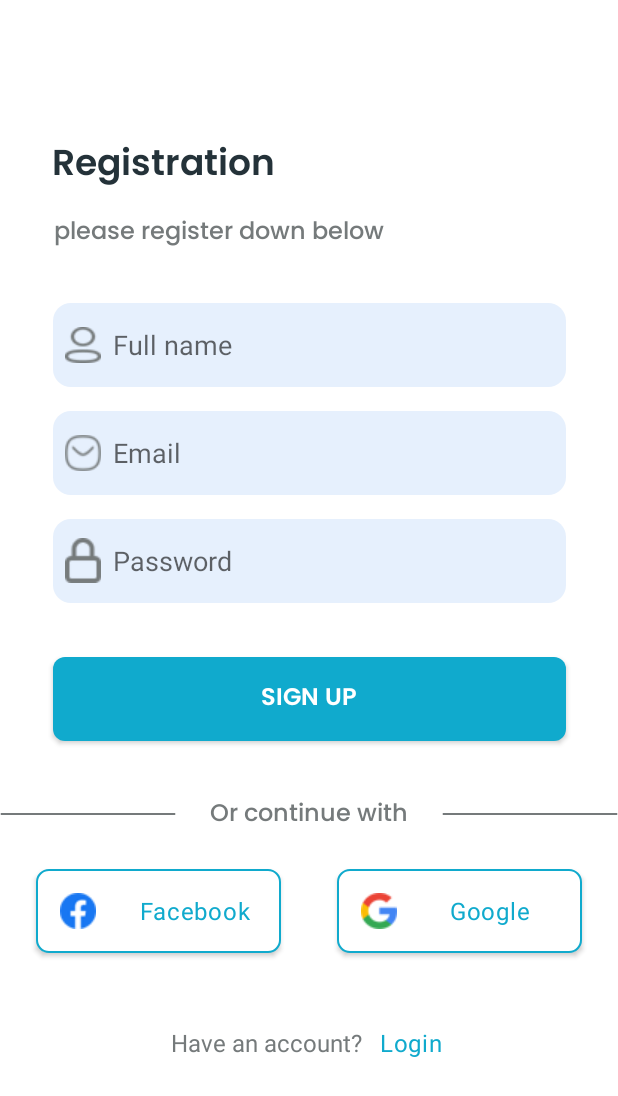
After one commit to Masa97z/analysis, an Android app: the RegisterActivity screen opened directly, with no data from a screen before it, on a phone screen of 412 x 824 dp. The commit adds this screen. Shown: the top 1096 px of the screen. Run offline under Robolectric (Android 15) with nearby library versions, the phone set to English and light mode, and no system bars.

Commit message:
handle Forget password page and handle intent to goto between page

```diff
--- a/app/src/main/AndroidManifest.xml
+++ b/app/src/main/AndroidManifest.xml
@@ -20,6 +20,7 @@
                 <category android:name="android.intent.category.LAUNCHER" />
             </intent-filter>
         </activity>
+        <activity android:name=".RegisterActivity"/>
         <meta-data
             android:name="preloaded_fonts"
             android:resource="@array/preloaded_fonts" />
--- /dev/null
+++ b/app/src/main/java/com/masa_97/analysis/RegisterActivity.kt
@@ -0,0 +1,22 @@
+package com.masa_97.analysis
+
+import android.content.Intent
+import android.os.Bundle
+import android.widget.TextView
+import androidx.appcompat.app.AppCompatActivity
+
+class RegisterActivity:AppCompatActivity() {
+    override fun onCreate(savedInstanceState: Bundle?) {
+        super.onCreate(savedInstanceState)
+        setContentView(R.layout.activity_register)
+        backToLogin()
+    }
+
+    private fun backToLogin() {
+        var back = findViewById<TextView>(R.id.back_to_login)
+        back.setOnClickListener {
+            val intent = Intent(this , MainActivity::class.java)
+            startActivity(intent)
+        }
+    }
+}
--- /dev/null
+++ b/app/src/main/res/drawable/backvector.xml
@@ -0,0 +1,5 @@
+<vector android:height="24dp" android:tint="#000000"
+    android:viewportHeight="24" android:viewportWidth="24"
+    android:width="24dp" xmlns:android="http://schemas.android.com/apk/res/android">
+    <path android:fillColor="@android:color/white" android:pathData="M21,11H6.83l3.58,-3.59L9,6l-6,6 6,6 1.41,-1.41L6.83,13H21z"/>
+</vector>
--- /dev/null
+++ b/app/src/main/res/drawable/line.xml
@@ -0,0 +1,18 @@
+<vector
+    xmlns:android="http://schemas.android.com/apk/res/android"
+    xmlns:aapt="http://schemas.android.com/aapt"
+    android:width="118dp"
+    android:height="1dp"
+    android:viewportWidth="118"
+    android:viewportHeight="1">
+    <group>
+        <clip-path
+            android:pathData="M0.5 0.5H117.5H0.5Z" />
+    </group>
+    <path
+        android:pathData="M0.5 0.5H117.5H0.5Z"
+        android:strokeWidth="1"
+        android:strokeColor="#757A7B"
+        />
+
+</vector>
--- a/app/src/main/res/drawable/text_login_p.xml
+++ b/app/src/main/res/drawable/text_login_p.xml
@@ -2,6 +2,6 @@
 <shape xmlns:android="http://schemas.android.com/apk/res/android"
     android:shape="rectangle">
     <solid android:color="@color/text_box_color"/>
-    <corners android:radius="8dp"/>
+    <corners android:radius="12dp"/>
 
 </shape>
--- /dev/null
+++ b/app/src/main/res/layout/activity_register.xml
@@ -0,0 +1,218 @@
+<?xml version="1.0" encoding="utf-8"?>
+<androidx.constraintlayout.widget.ConstraintLayout xmlns:android="http://schemas.android.com/apk/res/android"
+    xmlns:app="http://schemas.android.com/apk/res-auto"
+    xmlns:tools="http://schemas.android.com/tools"
+    android:layout_width="match_parent"
+    android:layout_height="match_parent">
+
+    <TextView
+        android:id="@+id/reg"
+        android:layout_width="155dp"
+        android:layout_height="36dp"
+        android:layout_marginStart="24dp"
+        android:layout_marginTop="90dp"
+        android:layout_marginEnd="211dp"
+        android:fontFamily="@font/poppins_semibold"
+        android:gravity="top"
+        android:text="@string/registration"
+        android:textAppearance="@style/reg"
+        app:layout_constraintEnd_toEndOf="parent"
+        app:layout_constraintStart_toStartOf="parent"
+        app:layout_constraintTop_toTopOf="parent" />
+
+    <TextView
+        android:id="@+id/welcome_bac"
+        android:layout_width="wrap_content"
+        android:layout_height="24dp"
+        android:layout_alignParentLeft="true"
+        android:layout_alignParentTop="true"
+        android:layout_marginStart="24dp"
+        android:layout_marginTop="16dp"
+        android:layout_marginEnd="144dp"
+        android:fontFamily="@font/poppins_medium"
+        android:gravity="top"
+        android:text="@string/please_register_down_below"
+        android:textAppearance="@style/welcome_bac"
+        app:layout_constraintEnd_toEndOf="parent"
+        app:layout_constraintStart_toStartOf="parent"
+        app:layout_constraintTop_toBottomOf="@+id/reg" />
+
+    <EditText
+        android:id="@+id/rectangle_6"
+        android:layout_width="342dp"
+        android:layout_height="56dp"
+        android:layout_alignParentTop="true"
+        android:layout_marginStart="24dp"
+        android:layout_marginTop="36dp"
+        android:layout_marginEnd="24dp"
+        android:background="@drawable/text_login_p"
+        android:drawableStart="@drawable/name"
+        android:drawablePadding="8dp"
+        android:hint="@string/full_name"
+        android:inputType="textEmailAddress"
+        android:paddingStart="8dp"
+        android:paddingEnd="8dp"
+        app:layout_constraintEnd_toEndOf="parent"
+        app:layout_constraintStart_toStartOf="parent"
+        app:layout_constraintTop_toBottomOf="@+id/welcome_bac" />
+
+    <EditText
+        android:id="@+id/rectanglerf"
+        android:layout_width="342dp"
+        android:layout_height="56dp"
+        android:layout_alignParentTop="true"
+        android:layout_marginStart="24dp"
+        android:layout_marginTop="16dp"
+        android:layout_marginEnd="24dp"
+        android:background="@drawable/text_login_p"
+        android:drawableStart="@drawable/email"
+        android:drawablePadding="8dp"
+        android:hint="@string/email"
+        android:inputType="textEmailAddress"
+        android:paddingStart="8dp"
+        android:paddingEnd="8dp"
+        app:layout_constraintEnd_toEndOf="parent"
+        app:layout_constraintHorizontal_bias="0.523"
+        app:layout_constraintStart_toStartOf="parent"
+        app:layout_constraintTop_toBottomOf="@+id/rectangle_6" />
+
+    <EditText
+        android:id="@+id/passordLogin"
+        android:layout_width="342dp"
+        android:layout_height="56dp"
+        android:layout_alignParentTop="true"
+        android:layout_marginStart="24dp"
+        android:layout_marginTop="16dp"
+        android:layout_marginEnd="24dp"
+        android:background="@drawable/text_login_p"
+        android:drawableStart="@drawable/password"
+        android:drawablePadding="8dp"
+        android:hint="@string/Password"
+        android:inputType="textPassword"
+        android:paddingStart="8dp"
+        app:layout_constraintEnd_toEndOf="parent"
+        app:layout_constraintHorizontal_bias="0.523"
+        app:layout_constraintStart_toStartOf="parent"
+        app:layout_constraintTop_toBottomOf="@+id/rectanglerf" />
+
+    <androidx.appcompat.widget.AppCompatButton
+        android:id="@+id/rectangle_7"
+        android:layout_width="342dp"
+        android:layout_height="56dp"
+        android:layout_alignParentTop="true"
+        android:layout_marginStart="24dp"
+        android:layout_marginTop="36dp"
+        android:layout_marginEnd="24dp"
+        android:background="@drawable/buttons"
+        android:fontFamily="@font/poppins_semibold"
+        android:text="@string/sign_up"
+        android:textColor="@color/white"
+        android:textSize="16sp"
+        app:layout_constraintEnd_toEndOf="parent"
+        app:layout_constraintHorizontal_bias="0.523"
+        app:layout_constraintStart_toStartOf="parent"
+        app:layout_constraintTop_toBottomOf="@+id/passordLogin" />
+
+    <View
+        android:id="@+id/line_1"
+        android:layout_width="117dp"
+        android:layout_height="1dp"
+        android:layout_marginTop="48dp"
+        android:background="@drawable/line"
+        app:layout_constraintStart_toStartOf="parent"
+        app:layout_constraintTop_toBottomOf="@+id/rectangle_7"
+        tools:ignore="MissingConstraints" />
+
+    <View
+        android:id="@+id/line_2"
+        android:layout_width="117dp"
+        android:layout_height="1dp"
+        android:layout_marginTop="48dp"
+        android:background="@drawable/line"
+        app:layout_constraintEnd_toEndOf="parent"
+        app:layout_constraintTop_toBottomOf="@+id/rectangle_7"
+        tools:ignore="MissingConstraints" />
+
+    <TextView
+        android:id="@+id/wwq"
+        android:layout_width="wrap_content"
+        android:layout_height="24dp"
+        android:layout_alignParentLeft="true"
+        android:layout_alignParentTop="true"
+        android:layout_marginStart="125dp"
+        android:layout_marginTop="36dp"
+        android:layout_marginEnd="125dp"
+        android:fontFamily="@font/poppins_medium"
+        android:gravity="center"
+        android:text="Or continue with"
+        android:textAppearance="@style/welcome_bac"
+        app:layout_constraintEnd_toEndOf="parent"
+        app:layout_constraintStart_toStartOf="parent"
+        app:layout_constraintTop_toBottomOf="@+id/rectangle_7" />
+
+    <androidx.appcompat.widget.AppCompatButton
+        android:id="@+id/rectangle_8"
+        android:layout_width="163dp"
+        android:layout_height="56dp"
+
+        android:layout_alignParentTop="true"
+        android:layout_marginStart="24dp"
+        android:layout_marginTop="36dp"
+        android:background="@drawable/border_button"
+        android:drawableStart="@drawable/facebook"
+        android:drawablePadding="8dp"
+        android:paddingStart="16dp"
+        android:text="@string/facebook"
+        android:textAlignment="center"
+        android:textAppearance="@style/create"
+        android:textColor="@color/colortextbutton"
+        app:layout_constraintStart_toStartOf="parent"
+        app:layout_constraintTop_toBottomOf="@+id/line_1" />
+
+    <androidx.appcompat.widget.AppCompatButton
+        android:id="@+id/rectangle_9"
+        android:layout_width="163dp"
+        android:layout_height="56dp"
+        android:layout_marginTop="36dp"
+        android:layout_marginEnd="24dp"
+        android:background="@drawable/border_button"
+        android:drawableStart="@drawable/google"
+        android:paddingStart="16dp"
+        android:text="@string/google"
+        android:textAlignment="center"
+        android:textAppearance="@style/create"
+        app:layout_constraintEnd_toEndOf="parent"
+        app:layout_constraintTop_toBottomOf="@+id/line_2"
+        tools:ignore="MissingConstraints" />
+
+    <TextView
+        android:id="@+id/backtologin"
+        android:layout_width="wrap_content"
+        android:layout_height="24dp"
+        android:layout_alignParentLeft="true"
+        android:layout_alignParentTop="true"
+        android:layout_marginStart="114dp"
+        android:layout_marginTop="48dp"
+        android:gravity="center_vertical"
+        android:lineSpacingExtra="0sp"
+        android:text="Have an account? "
+        android:textAppearance="@style/welcome_bac"
+        app:layout_constraintStart_toStartOf="parent"
+        app:layout_constraintTop_toBottomOf="@+id/rectangle_8" />
+
+    <TextView
+        android:id="@+id/back_to_login"
+        android:layout_width="wrap_content"
+        android:layout_height="24dp"
+        android:layout_alignParentLeft="true"
+        android:layout_alignParentTop="true"
+        android:layout_marginTop="48dp"
+        android:layout_marginEnd="117dp"
+        android:gravity="center_vertical"
+        android:lineSpacingExtra="0sp"
+        android:text="@string/login"
+        android:textAppearance="@style/create"
+        app:layout_constraintEnd_toEndOf="parent"
+        app:layout_constraintTop_toBottomOf="@+id/rectangle_9" />
+
+</androidx.constraintlayout.widget.ConstraintLayout>
--- a/app/src/main/res/values/strings.xml
+++ b/app/src/main/res/values/strings.xml
@@ -2,12 +2,17 @@
     <string name="app_name">My Test</string>
     <string name="add_and_tra">Add and track your medical tests</string>
     <string name="welcome_bac">welcome back, please login to your account</string>
-    <string name="email">   Email</string>
-    <string name="Password">    Password</string>
+    <string name="email">Email</string>
+    <string name="Password">Password</string>
     <string name="forget_your">Forget your password ?</string>
     <string name="login">Login</string>
     <string name="creat_new_a">Create new account</string>
     <string name="facebook">Facebook</string>
     <string name="google">Google</string>
+    <string name="registration">Registration</string>
+    <string name="please_register_down_below">please register down below</string>
+    <string name="full_name">Full name</string>
+    <string name="sign_up">Sign up</string>
+    <string name="enter_your_assocciate_email">Enter your assocciate email</string>
 
 </resources>
--- a/app/src/main/res/values/themes.xml
+++ b/app/src/main/res/values/themes.xml
@@ -7,7 +7,11 @@
     Line height: 36sp
     <!-- styles.xml -->
     <style name="add_and_tra">
-        <item name="lineHeight">36sp</item>
+        <item name="fontFamily"></item>
+        <item name="android:textSize">24sp</item>
+        <item name="android:textColor">#243239</item>
+    </style>
+    <style name="reg">
         <item name="fontFamily"></item>
         <item name="android:textSize">24sp</item>
         <item name="android:textColor">#243239</item>
```
Also changed, not shown: app/src/main/java/com/masa_97/analysis/MainActivity.kt (+12 -0 lines), app/src/main/res/drawable/btn_back.xml (added, +14 -0 lines), app/src/main/res/layout/activity_main.xml (+17 -16 lines), app/src/main/res/layout/avtivity_forgetpassword.xml (added, +104 -0 lines), app/src/main/res/drawable/imgtoforget.png (added), app/src/main/res/drawable/name.png (added).
